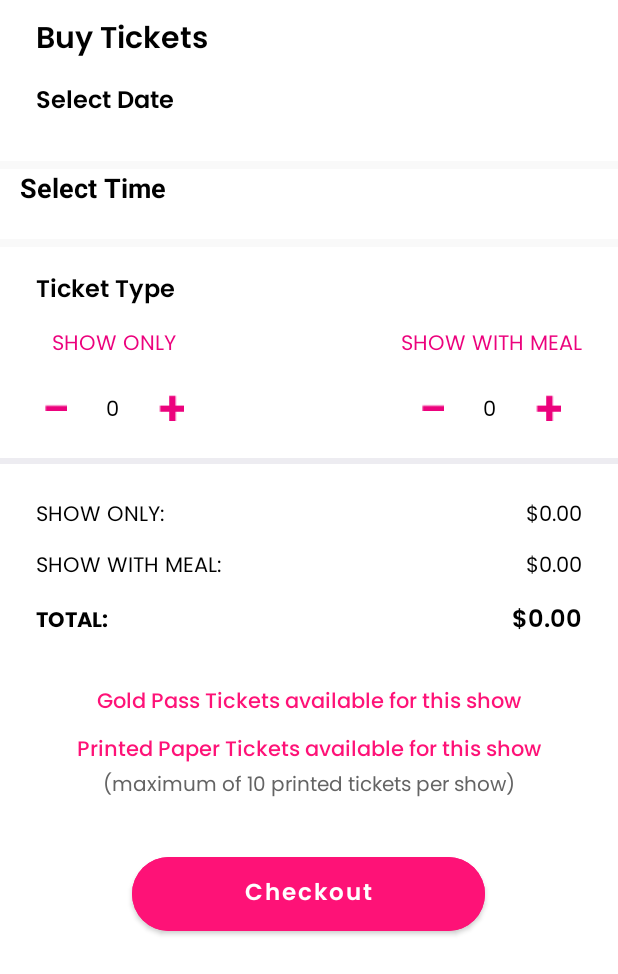
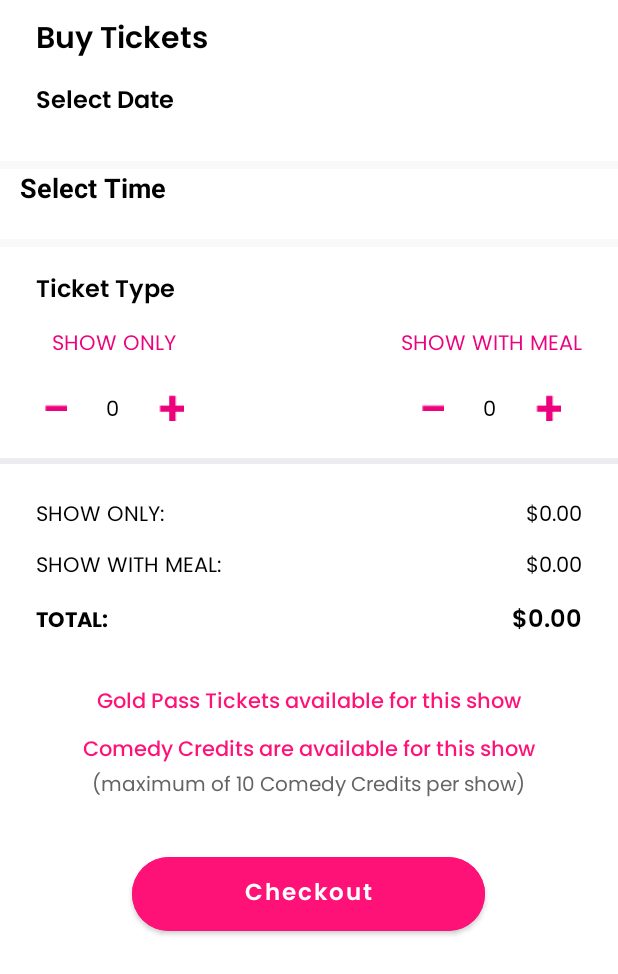
Before and after one commit to tuancuong009/ComicsLounge-Android, an Android app: the layout buttom_sheet_view.xml on its own in the app's theme, with its tools: preview values and no code run, on a phone screen of 412 x 824 dp. Shown: the top 974 px of the screen. Run offline under Robolectric (Android 15) with nearby library versions, the phone set to English and light mode, and no system bars; Roboto replaces fonts that are not available here.

Commit message:
Update: text on booking ticket page

```diff
--- a/app/src/main/res/values/strings.xml
+++ b/app/src/main/res/values/strings.xml
@@ -461,14 +461,14 @@ They will be sent their Membership access details.  "</string>
     <string name="here_are_no_offers_for_you_yet">Here are no offers for you yet</string>
     <string name="my_membership_ntutorial_video">My Membership tutorial video</string>
     <string name="everything_you_need_to_know">(Everything you need to know)</string>
-    <string name="use_my_printed_tickets">Use my printed tickets</string>
+    <string name="use_my_printed_tickets">Use my Comedy Credits</string>
     <string name="please_read">Please read</string>
     <string name="read_des">I/WE agree to present our Physical Printed Tickets for this event at the door or be required to pay Full-Price for entry.</string>
     <string name="i_we_agree">I/We Agree</string>
-    <string name="printed_paper_tickets_available_for_this_show">Printed Paper Tickets available for this show</string>
-    <string name="maximum_of_10_printed_tickets_per_show">(maximum of 10 printed tickets per show)</string>
+    <string name="printed_paper_tickets_available_for_this_show">Comedy Credits are available for this show</string>
+    <string name="maximum_of_10_printed_tickets_per_show">(maximum of 10 Comedy Credits per show)</string>
     <string name="discount_gold_pass">Discount gold pass:</string>
-    <string name="discount_printed_tickets">Discount Printed tickets:</string>
+    <string name="discount_printed_tickets">Discount Comedy Credits:</string>
     <string name="printed_ticket">Printed Ticket:</string>
     <string name="discount_tickets">Discount Tickets:</string>
     <string-array name="month_array">
```
Also changed, not shown: 2 other files.
